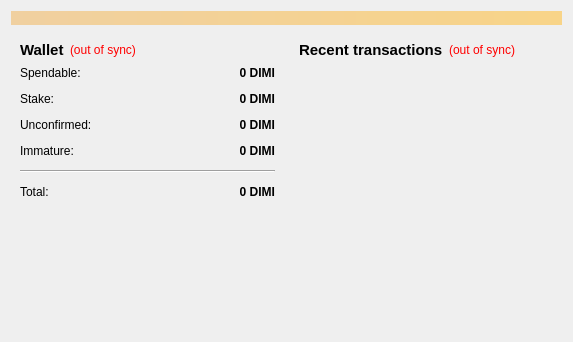
Qt form src/qt/forms/overviewpage.ui (wizadr/DiminutiveCoin) before a commit.
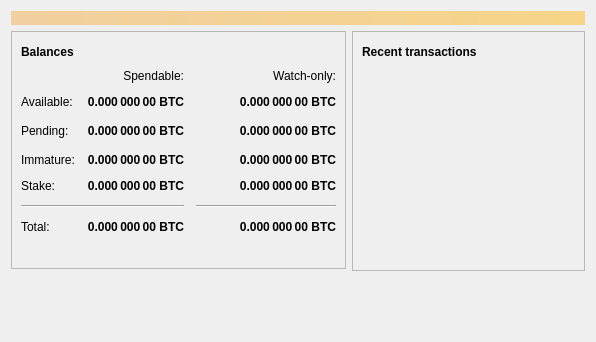
The same form after that commit. Icons and pictures are not drawn.

```diff
--- a/src/qt/forms/overviewpage.ui
+++ b/src/qt/forms/overviewpage.ui
@@ -6,7 +6,7 @@
    <rect>
     <x>0</x>
     <y>0</y>
-    <width>573</width>
+    <width>596</width>
     <height>342</height>
    </rect>
   </property>
@@ -20,8 +20,7 @@
       <bool>false</bool>
      </property>
      <property name="styleSheet">
-      <string notr="true">background-color: qlineargradient(x1: 0, y1: 0, x2: 1, y2: 0, stop:0 #F0D0A0, stop:1 #F8D488);  color:#000000
-</string>
+      <string notr="true">QLabel { background-color: qlineargradient(x1: 0, y1: 0, x2: 1, y2: 0, stop:0 #F0D0A0, stop:1 #F8D488); color:#000000; }</string>
      </property>
      <property name="wordWrap">
       <bool>true</bool>
@@ -36,7 +35,13 @@
      <item>
       <layout class="QVBoxLayout" name="verticalLayout_2">
        <item>
-        <widget class="QWidget" name="widget" native="true">
+        <widget class="QFrame" name="frame">
+         <property name="frameShape">
+          <enum>QFrame::StyledPanel</enum>
+         </property>
+         <property name="frameShadow">
+          <enum>QFrame::Raised</enum>
+         </property>
          <layout class="QVBoxLayout" name="verticalLayout_4">
           <item>
            <layout class="QHBoxLayout" name="horizontalLayout_4">
@@ -44,34 +49,50 @@
              <widget class="QLabel" name="label_5">
               <property name="font">
                <font>
-                <pointsize>11</pointsize>
                 <weight>75</weight>
                 <bold>true</bold>
                </font>
               </property>
               <property name="text">
-               <string>Wallet</string>
+               <string>Balances</string>
               </property>
              </widget>
             </item>
             <item>
-             <widget class="QLabel" name="labelWalletStatus">
+             <widget class="QPushButton" name="labelWalletStatus">
+              <property name="enabled">
+               <bool>true</bool>
+              </property>
+              <property name="maximumSize">
+               <size>
+                <width>30</width>
+                <height>16777215</height>
+               </size>
+              </property>
               <property name="toolTip">
-               <string>The displayed information may be out of date. Your wallet automatically synchronizes with the DiminutiveVaultCoin network after a connection is established, but this process has not completed yet.</string>
-              </property>
-              <property name="styleSheet">
-               <string notr="true">QLabel { color: red; }</string>
+               <string>The displayed information may be out of date. Your wallet automatically synchronizes with the Bitcoin network after a connection is established, but this process has not completed yet.</string>
               </property>
               <property name="text">
-               <string notr="true">(out of sync)</string>
+               <string/>
               </property>
-              <property name="alignment">
-               <set>Qt::AlignLeading|Qt::AlignLeft|Qt::AlignVCenter</set>
+              <property name="icon">
+               <iconset resource="../bitcoin.qrc">
+                <normaloff>:/icons/warning</normaloff>
+                <disabledoff>:/icons/warning</disabledoff>:/icons/warning</iconset>
+              </property>
+              <property name="iconSize">
+               <size>
+                <width>24</width>
+                <height>24</height>
+               </size>
+              </property>
+              <property name="flat">
+               <bool>true</bool>
               </property>
              </widget>
             </item>
             <item>
-             <spacer name="horizontalSpacer_2">
+             <spacer name="horizontalSpacer_3">
               <property name="orientation">
                <enum>Qt::Horizontal</enum>
               </property>
@@ -86,25 +107,12 @@
            </layout>
           </item>
           <item>
-           <layout class="QFormLayout" name="formLayout_2">
-            <property name="fieldGrowthPolicy">
-             <enum>QFormLayout::AllNonFixedFieldsGrow</enum>
-            </property>
-            <property name="horizontalSpacing">
+           <layout class="QGridLayout" name="gridLayout">
+            <property name="spacing">
              <number>12</number>
             </property>
-            <property name="verticalSpacing">
-             <number>12</number>
-            </property>
-            <item row="0" column="0">
-             <widget class="QLabel" name="label">
-              <property name="text">
-               <string>Spendable:</string>
-              </property>
-             </widget>
-            </item>
-            <item row="0" column="1">
-             <widget class="QLabel" name="labelBalance">
+            <item row="2" column="2">
+             <widget class="QLabel" name="labelWatchPending">
               <property name="font">
                <font>
                 <weight>75</weight>
@@ -118,7 +126,7 @@
                <string>Your current spendable balance</string>
               </property>
               <property name="text">
-               <string notr="true">0 DIMI</string>
+               <string notr="true">0.000 000 00 BTC</string>
               </property>
               <property name="alignment">
                <set>Qt::AlignRight|Qt::AlignTrailing|Qt::AlignVCenter</set>
@@ -128,45 +136,6 @@
               </property>
              </widget>
             </item>
-            <item row="1" column="0">
-             <widget class="QLabel" name="label_6">
-              <property name="text">
-               <string>Stake:</string>
-              </property>
-             </widget>
-            </item>
-            <item row="1" column="1">
-             <widget class="QLabel" name="labelStake">
-              <property name="font">
-               <font>
-                <weight>75</weight>
-                <bold>true</bold>
-               </font>
-              </property>
-              <property name="cursor">
-               <cursorShape>IBeamCursor</cursorShape>
-              </property>
-              <property name="toolTip">
-               <string>Total of coins that was staked, and do not yet count toward the current balance</string>
-              </property>
-              <property name="text">
-               <string notr="true">0 DIMI</string>
-              </property>
-              <property name="alignment">
-               <set>Qt::AlignRight|Qt::AlignTrailing|Qt::AlignVCenter</set>
-              </property>
-              <property name="textInteractionFlags">
-               <set>Qt::LinksAccessibleByMouse|Qt::TextSelectableByKeyboard|Qt::TextSelectableByMouse</set>
-              </property>
-             </widget>
-            </item>
-            <item row="2" column="0">
-             <widget class="QLabel" name="label_3">
-              <property name="text">
-               <string>Unconfirmed:</string>
-              </property>
-             </widget>
-            </item>
             <item row="2" column="1">
              <widget class="QLabel" name="labelUnconfirmed">
               <property name="font">
@@ -182,7 +151,7 @@
                <string>Total of transactions that have yet to be confirmed, and do not yet count toward the current balance</string>
               </property>
               <property name="text">
-               <string notr="true">0 DIMI</string>
+               <string notr="true">0.000 000 00 BTC</string>
               </property>
               <property name="alignment">
                <set>Qt::AlignRight|Qt::AlignTrailing|Qt::AlignVCenter</set>
@@ -192,15 +161,8 @@
               </property>
              </widget>
             </item>
-            <item row="3" column="0">
-             <widget class="QLabel" name="labelImmatureText">
-              <property name="text">
-               <string>Immature:</string>
-              </property>
-             </widget>
-            </item>
-            <item row="3" column="1">
-             <widget class="QLabel" name="labelImmature">
+            <item row="3" column="2">
+             <widget class="QLabel" name="labelWatchImmature">
               <property name="font">
                <font>
                 <weight>75</weight>
@@ -211,7 +173,7 @@
                <string>Mined balance that has not yet matured</string>
               </property>
               <property name="text">
-               <string notr="true">0 DIMI</string>
+               <string notr="true">0.000 000 00 BTC</string>
               </property>
               <property name="alignment">
                <set>Qt::AlignRight|Qt::AlignTrailing|Qt::AlignVCenter</set>
@@ -221,21 +183,85 @@
               </property>
              </widget>
             </item>
-            <item row="4" column="0" colspan="2">
+            <item row="5" column="0" colspan="2">
              <widget class="Line" name="line">
               <property name="orientation">
                <enum>Qt::Horizontal</enum>
               </property>
              </widget>
             </item>
-            <item row="5" column="0">
+            <item row="5" column="2">
+             <widget class="Line" name="lineWatchBalance">
+              <property name="sizePolicy">
+               <sizepolicy hsizetype="Preferred" vsizetype="Fixed">
+                <horstretch>0</horstretch>
+                <verstretch>0</verstretch>
+               </sizepolicy>
+              </property>
+              <property name="minimumSize">
+               <size>
+                <width>140</width>
+                <height>0</height>
+               </size>
+              </property>
+              <property name="orientation">
+               <enum>Qt::Horizontal</enum>
+              </property>
+             </widget>
+            </item>
+            <item row="6" column="0">
              <widget class="QLabel" name="labelTotalText">
               <property name="text">
                <string>Total:</string>
               </property>
              </widget>
             </item>
-            <item row="5" column="1">
+            <item row="3" column="1">
+             <widget class="QLabel" name="labelImmature">
+              <property name="font">
+               <font>
+                <weight>75</weight>
+                <bold>true</bold>
+               </font>
+              </property>
+              <property name="cursor">
+               <cursorShape>IBeamCursor</cursorShape>
+              </property>
+              <property name="toolTip">
+               <string>Mined balance that has not yet matured</string>
+              </property>
+              <property name="text">
+               <string notr="true">0.000 000 00 BTC</string>
+              </property>
+              <property name="alignment">
+               <set>Qt::AlignRight|Qt::AlignTrailing|Qt::AlignVCenter</set>
+              </property>
+              <property name="textInteractionFlags">
+               <set>Qt::LinksAccessibleByMouse|Qt::TextSelectableByKeyboard|Qt::TextSelectableByMouse</set>
+              </property>
+             </widget>
+            </item>
+            <item row="2" column="3">
+             <spacer name="horizontalSpacer_2">
+              <property name="orientation">
+               <enum>Qt::Horizontal</enum>
+              </property>
+              <property name="sizeHint" stdset="0">
+               <size>
+                <width>40</width>
+                <height>20</height>
+               </size>
+              </property>
+             </spacer>
+            </item>
+            <item row="3" column="0">
+             <widget class="QLabel" name="labelImmatureText">
+              <property name="text">
+               <string>Immature:</string>
+              </property>
+             </widget>
+            </item>
+            <item row="6" column="1">
              <widget class="QLabel" name="labelTotal">
               <property name="font">
                <font>
@@ -250,7 +276,7 @@
                <string>Your current total balance</string>
               </property>
               <property name="text">
-               <string notr="true">0 DIMI</string>
+               <string notr="true">0.000 000 00 BTC</string>
               </property>
               <property name="alignment">
                <set>Qt::AlignRight|Qt::AlignTrailing|Qt::AlignVCenter</set>
@@ -260,8 +286,191 @@
               </property>
              </widget>
             </item>
+            <item row="6" column="2">
+             <widget class="QLabel" name="labelWatchTotal">
+              <property name="font">
+               <font>
+                <weight>75</weight>
+                <bold>true</bold>
+               </font>
+              </property>
+              <property name="cursor">
+               <cursorShape>IBeamCursor</cursorShape>
+              </property>
+              <property name="toolTip">
+               <string>Current total balance in watch-only addresses</string>
+              </property>
+              <property name="text">
+               <string notr="true">0.000 000 00 BTC</string>
+              </property>
+              <property name="alignment">
+               <set>Qt::AlignRight|Qt::AlignTrailing|Qt::AlignVCenter</set>
+              </property>
+              <property name="textInteractionFlags">
+               <set>Qt::LinksAccessibleByMouse|Qt::TextSelectableByKeyboard|Qt::TextSelectableByMouse</set>
+              </property>
+             </widget>
+            </item>
+            <item row="0" column="2">
+             <widget class="QLabel" name="labelWatchonly">
+              <property name="text">
+               <string>Watch-only:</string>
+              </property>
+              <property name="alignment">
+               <set>Qt::AlignRight|Qt::AlignTrailing|Qt::AlignVCenter</set>
+              </property>
+             </widget>
+            </item>
+            <item row="1" column="0">
+             <widget class="QLabel" name="labelBalanceText">
+              <property name="text">
+               <string>Available:</string>
+              </property>
+             </widget>
+            </item>
+            <item row="1" column="1">
+             <widget class="QLabel" name="labelBalance">
+              <property name="font">
+               <font>
+                <weight>75</weight>
+                <bold>true</bold>
+               </font>
+              </property>
+              <property name="cursor">
+               <cursorShape>IBeamCursor</cursorShape>
+              </property>
+              <property name="toolTip">
+               <string>Your current spendable balance</string>
+              </property>
+              <property name="text">
+               <string notr="true">0.000 000 00 BTC</string>
+              </property>
+              <property name="alignment">
+               <set>Qt::AlignRight|Qt::AlignTrailing|Qt::AlignVCenter</set>
+              </property>
+              <property name="textInteractionFlags">
+               <set>Qt::LinksAccessibleByMouse|Qt::TextSelectableByKeyboard|Qt::TextSelectableByMouse</set>
+              </property>
+             </widget>
+            </item>
+            <item row="1" column="2">
+             <widget class="QLabel" name="labelWatchAvailable">
+              <property name="font">
+               <font>
+                <weight>75</weight>
+                <bold>true</bold>
+               </font>
+              </property>
+              <property name="cursor">
+               <cursorShape>IBeamCursor</cursorShape>
+              </property>
+              <property name="toolTip">
+               <string>Your current balance in watch-only addresses</string>
+              </property>
+              <property name="text">
+               <string notr="true">0.000 000 00 BTC</string>
+              </property>
+              <property name="alignment">
+               <set>Qt::AlignRight|Qt::AlignTrailing|Qt::AlignVCenter</set>
+              </property>
+              <property name="textInteractionFlags">
+               <set>Qt::LinksAccessibleByMouse|Qt::TextSelectableByKeyboard|Qt::TextSelectableByMouse</set>
+              </property>
+             </widget>
+            </item>
+            <item row="2" column="0">
+             <widget class="QLabel" name="labelPendingText">
+              <property name="text">
+               <string>Pending:</string>
+              </property>
+             </widget>
+            </item>
+            <item row="0" column="1">
+             <widget class="QLabel" name="labelSpendable">
+              <property name="text">
+               <string>Spendable:</string>
+              </property>
+              <property name="alignment">
+               <set>Qt::AlignRight|Qt::AlignTrailing|Qt::AlignVCenter</set>
+              </property>
+             </widget>
+            </item>
+            <item row="4" column="0">
+             <widget class="QLabel" name="labelStakeText">
+              <property name="text">
+               <string>Stake:</string>
+              </property>
+             </widget>
+            </item>
+            <item row="4" column="1">
+             <widget class="QLabel" name="labelStake">
+              <property name="font">
+               <font>
+                <weight>75</weight>
+                <bold>true</bold>
+               </font>
+              </property>
+              <property name="text">
+               <string>0.000 000 00 BTC</string>
+              </property>
+              <property name="alignment">
+               <set>Qt::AlignRight|Qt::AlignTrailing|Qt::AlignVCenter</set>
+              </property>
+              <property name="textInteractionFlags">
+               <set>Qt::LinksAccessibleByMouse|Qt::TextSelectableByKeyboard|Qt::TextSelectableByMouse</set>
+              </property>
+             </widget>
+            </item>
+            <item row="4" column="2">
+             <widget class="QLabel" name="labelWatchStake">
+              <property name="font">
+               <font>
+                <weight>75</weight>
+                <bold>true</bold>
+               </font>
+              </property>
+              <property name="text">
+               <string>0.000 000 00 BTC</string>
+              </property>
+              <property name="alignment">
+               <set>Qt::AlignRight|Qt::AlignTrailing|Qt::AlignVCenter</set>
+              </property>
+              <property name="textInteractionFlags">
+               <set>Qt::LinksAccessibleByMouse|Qt::TextSelectableByKeyboard|Qt::TextSelectableByMouse</set>
+              </property>
+             </widget>
+            </item>
+            <item row="2" column="3">
+             <spacer name="horizontalSpacer_21">
+              <property name="orientation">
+               <enum>Qt::Horizontal</enum>
+              </property>
+              <property name="sizeHint" stdset="0">
+               <size>
+                <width>40</width>
+                <height>20</height>
+               </size>
+              </property>
+             </spacer>
+            </item>
            </layout>
           </item>
+          <item>
+           <spacer name="verticalSpacer_3">
+            <property name="orientation">
+             <enum>Qt::Vertical</enum>
+            </property>
+            <property name="sizeType">
+             <enum>QSizePolicy::Fixed</enum>
+            </property>
+            <property name="sizeHint" stdset="0">
+             <size>
+              <width>20</width>
+              <height>25</height>
+             </size>
+            </property>
+           </spacer>
+          </item>
          </layout>
         </widget>
        </item>
@@ -283,7 +492,13 @@
      <item>
       <layout class="QVBoxLayout" name="verticalLayout_3">
        <item>
-        <widget class="QWidget" name="widget_2" native="true">
+        <widget class="QFrame" name="frame_2">
+         <property name="frameShape">
+          <enum>QFrame::StyledPanel</enum>
+         </property>
+         <property name="frameShadow">
+          <enum>QFrame::Raised</enum>
+         </property>
          <layout class="QVBoxLayout" name="verticalLayout">
           <item>
            <layout class="QHBoxLayout" name="horizontalLayout_2">
@@ -291,29 +506,45 @@
              <widget class="QLabel" name="label_4">
               <property name="font">
                <font>
-                <pointsize>11</pointsize>
                 <weight>75</weight>
                 <bold>true</bold>
                </font>
               </property>
               <property name="text">
-               <string>&lt;b&gt;Recent transactions&lt;/b&gt;</string>
+               <string>Recent transactions</string>
               </property>
              </widget>
             </item>
             <item>
-             <widget class="QLabel" name="labelTransactionsStatus">
+             <widget class="QPushButton" name="labelTransactionsStatus">
+              <property name="enabled">
+               <bool>true</bool>
+              </property>
+              <property name="maximumSize">
+               <size>
+                <width>30</width>
+                <height>16777215</height>
+               </size>
+              </property>
               <property name="toolTip">
-               <string>The displayed information may be out of date. Your wallet automatically synchronizes with the DiminutiveVaultCoin network after a connection is established, but this process has not completed yet.</string>
-              </property>
-              <property name="styleSheet">
-               <string notr="true">QLabel { color: red; }</string>
+               <string>The displayed information may be out of date. Your wallet automatically synchronizes with the Bitcoin network after a connection is established, but this process has not completed yet.</string>
               </property>
               <property name="text">
-               <string notr="true">(out of sync)</string>
+               <string/>
               </property>
-              <property name="alignment">
-               <set>Qt::AlignRight|Qt::AlignTrailing|Qt::AlignVCenter</set>
+              <property name="icon">
+               <iconset resource="../bitcoin.qrc">
+                <normaloff>:/icons/warning</normaloff>
+                <disabledoff>:/icons/warning</disabledoff>:/icons/warning</iconset>
+              </property>
+              <property name="iconSize">
+               <size>
+                <width>24</width>
+                <height>24</height>
+               </size>
+              </property>
+              <property name="flat">
+               <bool>true</bool>
               </property>
              </widget>
             </item>
@@ -354,6 +585,19 @@
          </layout>
         </widget>
        </item>
+       <item>
+        <spacer name="verticalSpacer_2">
+         <property name="orientation">
+          <enum>Qt::Vertical</enum>
+         </property>
+         <property name="sizeHint" stdset="0">
+          <size>
+           <width>20</width>
+           <height>40</height>
+          </size>
+         </property>
+        </spacer>
+       </item>
       </layout>
      </item>
     </layout>
```
Left out of the diff: 12 changed lines with no effect on the pictures.
